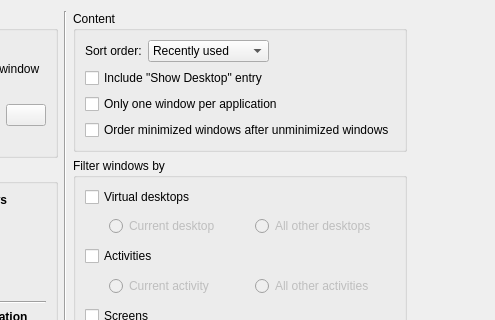
This is src/kcms/tabbox/main.ui in KDE/kwin as Qt 5 draws it before an edit; both pictures show x 163 to 658 and y 0 to 320 of the 658 by 447 pixel window. The edited form follows.
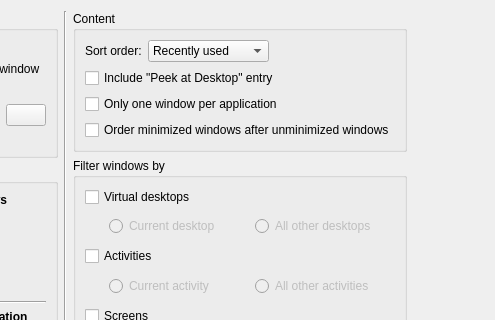
This is the edited form. Icons and pictures are not drawn. Custom widgets are drawn as their Qt base class.

Commit message:
tabbox: unify on "Peek at Desktop" name
We already renamed the widget to this some time ago in Plasma, but never
mirrored that name change to KWin.

FIXED-IN: 6.5.0

```diff
--- a/src/kcms/tabbox/main.ui
+++ b/src/kcms/tabbox/main.ui
@@ -38,7 +38,7 @@
         <item row="1" column="0" rowspan="2" colspan="3">
          <widget class="QCheckBox" name="showDesktop">
           <property name="text">
-           <string>Include &quot;Show Desktop&quot; entry</string>
+           <string>Include &quot;Peek at Desktop&quot; entry</string>
           </property>
          </widget>
         </item>
```
The commit also changes 3 other files.
